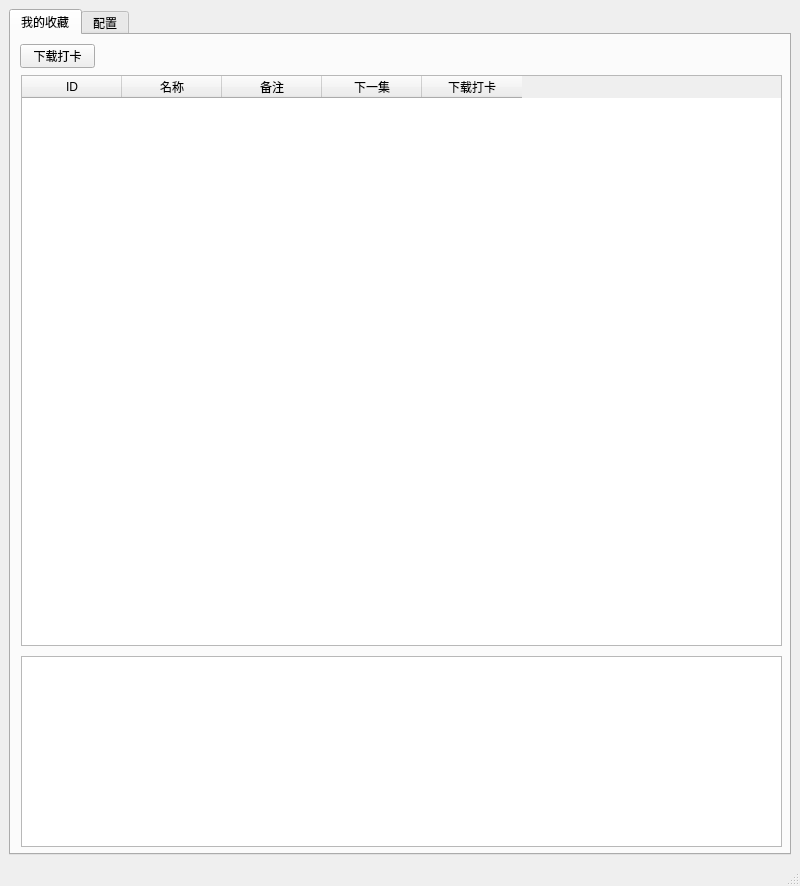
Qt form ui_sprawl.ui (xuyuliang/sprawl) before a commit.
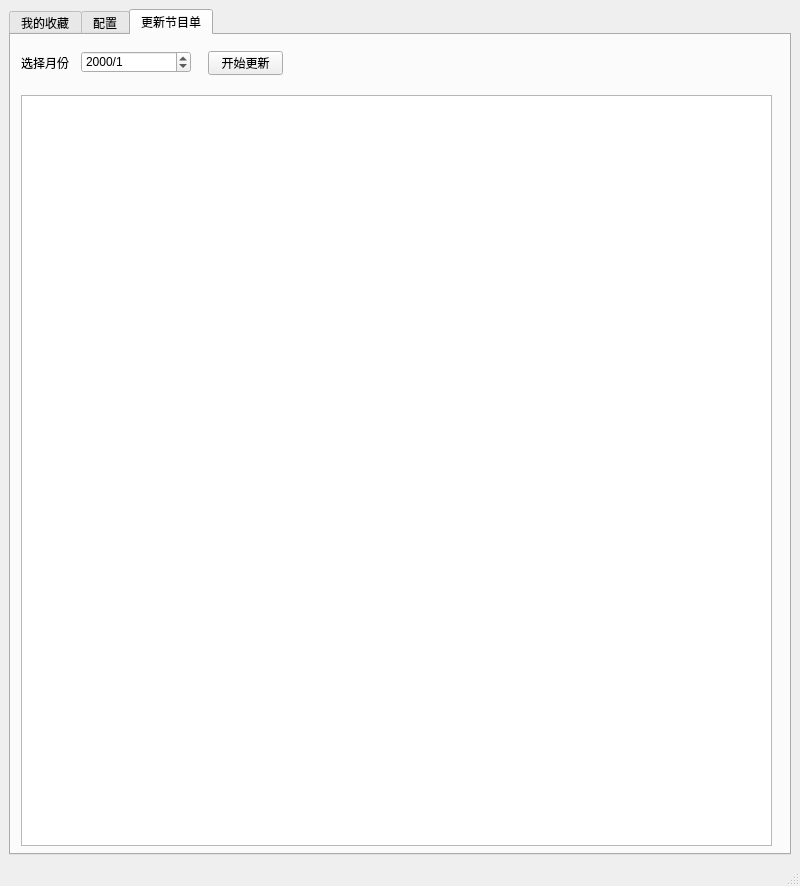
The same form after that commit.

```diff
--- a/ui_sprawl.ui
+++ b/ui_sprawl.ui
@@ -18,7 +18,7 @@
     <item>
      <widget class="QTabWidget" name="tabWidget">
       <property name="currentIndex">
-       <number>0</number>
+       <number>2</number>
       </property>
       <widget class="QWidget" name="tab_2">
        <attribute name="title">
@@ -285,6 +285,60 @@
         </item>
        </layout>
       </widget>
+      <widget class="QWidget" name="tab_3">
+       <attribute name="title">
+        <string>更新节目单</string>
+       </attribute>
+       <widget class="QPushButton" name="pushButtonUpdateCalendar">
+        <property name="geometry">
+         <rect>
+          <x>197</x>
+          <y>16</y>
+          <width>75</width>
+          <height>24</height>
+         </rect>
+        </property>
+        <property name="text">
+         <string>开始更新</string>
+        </property>
+       </widget>
+       <widget class="QDateEdit" name="dateEditYearMonth">
+        <property name="geometry">
+         <rect>
+          <x>70</x>
+          <y>16</y>
+          <width>110</width>
+          <height>22</height>
+         </rect>
+        </property>
+        <property name="displayFormat">
+         <string>yyyy/M</string>
+        </property>
+       </widget>
+       <widget class="QLabel" name="label">
+        <property name="geometry">
+         <rect>
+          <x>10</x>
+          <y>20</y>
+          <width>55</width>
+          <height>16</height>
+         </rect>
+        </property>
+        <property name="text">
+         <string>选择月份</string>
+        </property>
+       </widget>
+       <widget class="QTextBrowser" name="textBrowserUpdateCalendar">
+        <property name="geometry">
+         <rect>
+          <x>10</x>
+          <y>60</y>
+          <width>751</width>
+          <height>751</height>
+         </rect>
+        </property>
+       </widget>
+      </widget>
      </widget>
     </item>
    </layout>
```
